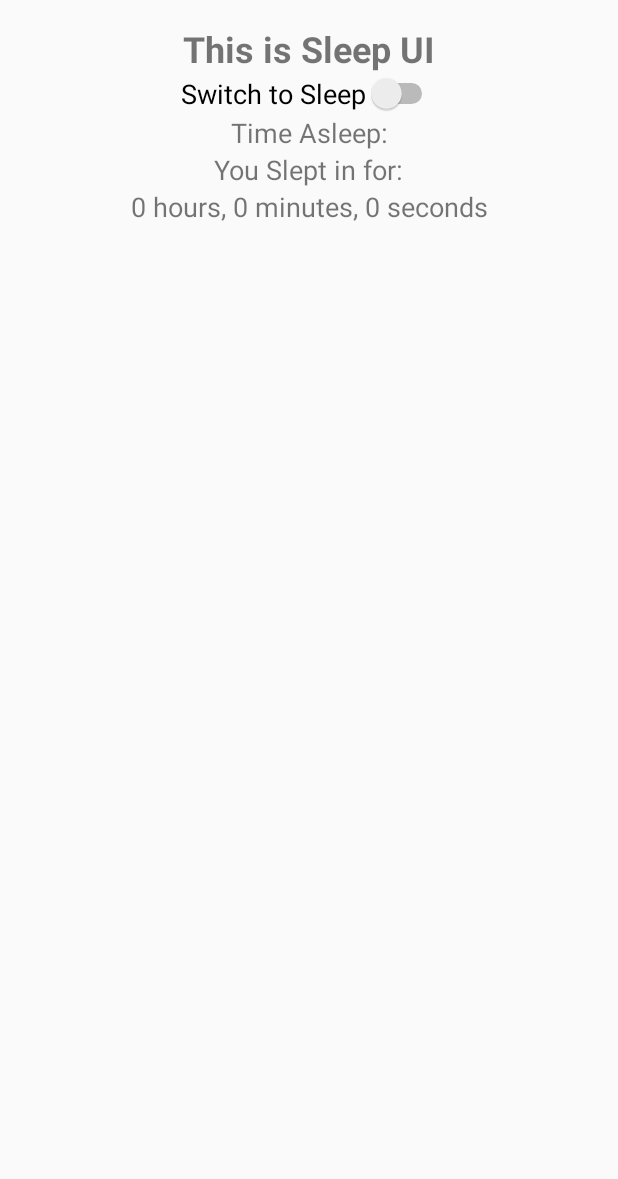
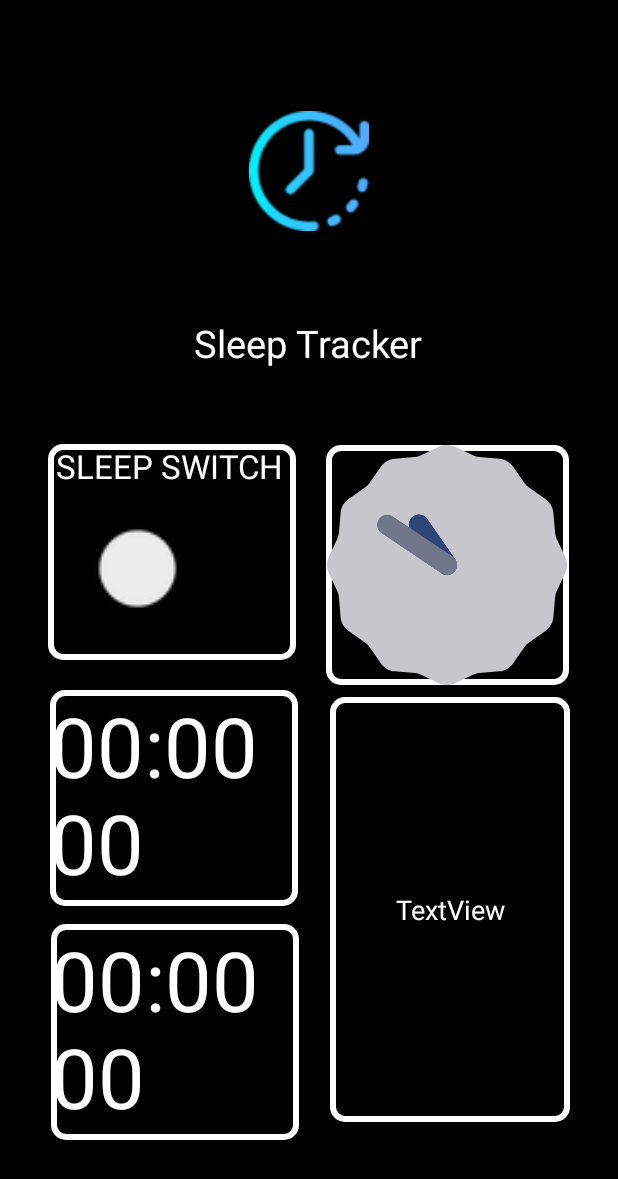
Before and after one commit to marcusha4299/SnapHealth, an Android app built with Jetpack Compose: the Sleep screen opened directly, with no data from a screen before it, on a phone screen of 412 x 824 dp. Shown: the top 1179 px of the screen. Run offline under Robolectric (Android 15) with nearby library versions, the phone set to English and light mode, and no system bars.

Commit message:
update sleep UI

```diff
--- a/app/src/main/java/com/example/snaphealth/Sleep.kt
+++ b/app/src/main/java/com/example/snaphealth/Sleep.kt
@@ -77,7 +77,7 @@ class Sleep : ComponentActivity() {
             temp > 24 -> "It's too hot for sleep. Consider cooling down the room."
             else -> "The temperature is perfect for sleep."
         }
-        val message = "City: $city\nTemperature: $tempFormatted°C\n$sleepAdvice"
+        val message = "City: $city\n\nTemp: $tempFormatted°C\n\n$sleepAdvice"
         findViewById<TextView>(R.id.weatherAdviceTextView).text = message
     }
 
@@ -89,7 +89,8 @@ class Sleep : ComponentActivity() {
                 val s = displayTime / 1000
                 val m = s / 60
                 val h = m / 60
-                val result = "Time Asleep: $h hours, ${m % 60} minutes, ${s % 60} seconds"
+//                val result = "$h: ${m % 60}: ${s % 60}"
+                val result = String.format("%02d:%02d:%02d", h, m, s)
                 textViewResult.text = result
 
                 if (displayTime >= 10000 && !sleptInStarted) {
@@ -102,7 +103,8 @@ class Sleep : ComponentActivity() {
                     val sleptInS = sleptInTime / 1000
                     val sleptInM = sleptInS / 60
                     val sleptInH = sleptInM / 60
-                    val sleptInResult = "$sleptInH hours, ${sleptInM % 60} minutes, ${sleptInS % 60} seconds"
+//                    val sleptInResult = "$sleptInH: ${sleptInM % 60} : ${sleptInS % 60}"
+                    val sleptInResult = String.format("%02d:%02d:%02d", sleptInH, sleptInM, sleptInS)
                     textViewSleptIn.text = sleptInResult
                 }
 
--- a/app/src/main/res/drawable/button_background.xml
+++ b/app/src/main/res/drawable/button_background.xml
@@ -1,6 +1,6 @@
 <?xml version="1.0" encoding="utf-8"?>
 <shape xmlns:android="http://schemas.android.com/apk/res/android">
-    <solid android:color="#000000" />
+    <solid android:color="#ff000000" />
     <stroke
         android:width="4dp"
         android:color="#FFFFFF">
--- a/app/src/main/res/layout/fragment_sleep.xml
+++ b/app/src/main/res/layout/fragment_sleep.xml
@@ -4,73 +4,190 @@
     xmlns:tools="http://schemas.android.com/tools"
     android:layout_width="match_parent"
     android:layout_height="match_parent"
+    android:background="#ff000000"
     android:padding="16dp"
     tools:context=".Sleep">
 
+
+    <!--    <TextView-->
+    <!--        android:id="@+id/textView"-->
+    <!--        android:layout_width="wrap_content"-->
+    <!--        android:layout_height="wrap_content"-->
+    <!--        android:text="This is Sleep UI"-->
+    <!--        android:textSize="24sp"-->
+    <!--        android:textStyle="bold"-->
+    <!--        app:layout_constraintBottom_toTopOf="@+id/switch1"-->
+    <!--        app:layout_constraintEnd_toEndOf="parent"-->
+    <!--        app:layout_constraintStart_toStartOf="parent"-->
+    <!--        app:layout_constraintTop_toTopOf="parent"-->
+    <!--        app:layout_constraintVertical_bias="0.3" />-->
+
+    <!--    <Switch-->
+    <!--        android:id="@+id/switch1"-->
+    <!--        android:layout_width="wrap_content"-->
+    <!--        android:layout_height="wrap_content"-->
+    <!--        android:text="Switch to Sleep"-->
+    <!--        android:textSize="18sp"-->
+    <!--        app:layout_constraintBottom_toTopOf="@+id/textView11"-->
+    <!--        app:layout_constraintEnd_toEndOf="parent"-->
+    <!--        app:layout_constraintStart_toStartOf="parent"-->
+    <!--        app:layout_constraintTop_toBottomOf="@+id/textView"-->
+    <!--        app:layout_constraintVertical_bias="0.4" />-->
+
+    <!--    <TextView-->
+    <!--        android:id="@+id/textView11"-->
+    <!--        android:layout_width="wrap_content"-->
+    <!--        android:layout_height="wrap_content"-->
+    <!--        android:text="Time Asleep:"-->
+    <!--        android:textSize="18sp"-->
+    <!--        app:layout_constraintEnd_toEndOf="parent"-->
+    <!--        app:layout_constraintStart_toStartOf="parent"-->
+    <!--        app:layout_constraintTop_toBottomOf="@+id/switch1" />-->
+
+    <!--    <TextView-->
+    <!--        android:id="@+id/textView10"-->
+    <!--        android:layout_width="wrap_content"-->
+    <!--        android:layout_height="wrap_content"-->
+    <!--        android:text="You Slept in for:"-->
+    <!--        android:textSize="18sp"-->
+    <!--        app:layout_constraintEnd_toEndOf="parent"-->
+    <!--        app:layout_constraintStart_toStartOf="parent"-->
+    <!--        app:layout_constraintTop_toBottomOf="@+id/textView11" />-->
+
+    <!--    <TextView-->
+    <!--        android:id="@+id/textViewSleptIn"-->
+    <!--        android:layout_width="wrap_content"-->
+    <!--        android:layout_height="wrap_content"-->
+    <!--        android:text="0 hours, 0 minutes, 0 seconds"-->
+    <!--        android:textSize="18sp"-->
+    <!--        app:layout_constraintEnd_toEndOf="parent"-->
+    <!--        app:layout_constraintStart_toStartOf="parent"-->
+    <!--        app:layout_constraintTop_toBottomOf="@+id/textView10" />-->
+
+    <!--    <TextView-->
+    <!--        android:id="@+id/weatherAdviceTextView"-->
+    <!--        android:layout_width="wrap_content"-->
+    <!--        android:layout_height="wrap_content"-->
+    <!--        android:text=""-->
+    <!--        android:textSize="16sp"-->
+    <!--        app:layout_constraintEnd_toEndOf="parent"-->
+    <!--        app:layout_constraintStart_toStartOf="parent"-->
+    <!--        app:layout_constraintTop_toBottomOf="@+id/textViewSleptIn"-->
+    <!--        app:layout_constraintVertical_bias="0.2" />-->
+
     <TextView
-        android:id="@+id/textView"
-        android:layout_width="wrap_content"
-        android:layout_height="wrap_content"
-        android:text="This is Sleep UI"
-        android:textSize="24sp"
-        android:textStyle="bold"
-        app:layout_constraintBottom_toTopOf="@+id/switch1"
+        android:id="@+id/textView11"
+        android:layout_width="165dp"
+        android:layout_height="144dp"
+        android:layout_marginBottom="12dp"
+        android:background="@drawable/button_background"
+        android:text="00:00 00"
+        android:textColor="@color/white"
+        android:textSize="55dp"
+        app:layout_constraintBottom_toTopOf="@+id/textView10"
+        app:layout_constraintEnd_toStartOf="@+id/analogClock"
+        app:layout_constraintHorizontal_bias="0.48"
+        app:layout_constraintStart_toStartOf="parent"
+        app:layout_constraintVertical_bias="0.052" />
+
+    <TextView
+        android:id="@+id/textView12"
+        android:layout_width="165dp"
+        android:layout_height="144dp"
+        android:layout_marginBottom="12dp"
+        android:background="@drawable/button_background"
+        android:text=" SLEEP SWITCH"
+        android:textColor="@color/white"
+        android:textSize="22dp"
+        app:layout_constraintBottom_toTopOf="@+id/textView11"
         app:layout_constraintEnd_toEndOf="parent"
+        app:layout_constraintHorizontal_bias="0.074"
         app:layout_constraintStart_toStartOf="parent"
         app:layout_constraintTop_toTopOf="parent"
-        app:layout_constraintVertical_bias="0.3" />
+        app:layout_constraintVertical_bias="0.972" />
+
+    <TextView
+        android:id="@+id/weatherAdviceTextView"
+        android:layout_width="160dp"
+        android:layout_height="283dp"
+        android:layout_marginEnd="16dp"
+        android:background="@drawable/button_background"
+        android:gravity="center"
+        android:text="TextView"
+        android:textColor="@color/white"
+        android:textSize="18dp"
+        app:layout_constraintBottom_toBottomOf="parent"
+        app:layout_constraintEnd_toEndOf="parent"
+        app:layout_constraintHorizontal_bias="1.0"
+        app:layout_constraintStart_toEndOf="@+id/textView11"
+        app:layout_constraintTop_toBottomOf="@+id/analogClock"
+        app:layout_constraintVertical_bias="0.118" />
+
+    <TextView
+        android:id="@+id/textView10"
+        android:layout_width="165dp"
+        android:layout_height="144dp"
+        android:layout_marginBottom="48dp"
+        android:background="@drawable/button_background"
+        android:text="00:00 00"
+        android:textColor="@color/white"
+        android:textSize="55dp"
+        app:layout_constraintBottom_toBottomOf="parent"
+        app:layout_constraintEnd_toStartOf="@+id/weatherAdviceTextView"
+        app:layout_constraintHorizontal_bias="0.473"
+        app:layout_constraintStart_toStartOf="parent" />
 
     <Switch
         android:id="@+id/switch1"
+        android:layout_width="82dp"
+        android:layout_height="90dp"
+        android:gravity="center"
+        android:scaleX="2.5"
+        android:scaleY="2.5"
+        app:layout_constraintBottom_toBottomOf="@+id/textView12"
+        app:layout_constraintEnd_toEndOf="@+id/textView12"
+        app:layout_constraintHorizontal_bias="0.025"
+        app:layout_constraintStart_toStartOf="@+id/textView12"
+        app:layout_constraintTop_toTopOf="@+id/textView12"
+        app:layout_constraintVertical_bias="0.709"
+        app:thumbTint="@color/your_thumb_color"
+        app:trackTint="@color/your_track_color" />
+
+    <AnalogClock
+        android:id="@+id/analogClock"
+        android:layout_width="162dp"
+        android:layout_height="160dp"
+        android:background="@drawable/button_background"
+        app:layout_constraintBottom_toTopOf="@+id/textView11"
+        app:layout_constraintEnd_toEndOf="parent"
+        app:layout_constraintHorizontal_bias="0.919"
+        app:layout_constraintStart_toStartOf="@+id/textView12"
+        app:layout_constraintTop_toTopOf="parent"
+        app:layout_constraintVertical_bias="0.988" />
+
+    <ImageView
+        android:id="@+id/imageView"
+        android:layout_width="80dp"
+        android:layout_height="92dp"
+        android:src="@drawable/sleep_icon"
+        app:layout_constraintBottom_toTopOf="@+id/textView15"
+        app:layout_constraintEnd_toEndOf="parent"
+        app:layout_constraintStart_toStartOf="parent"
+        app:layout_constraintTop_toTopOf="parent" />
+
+    <TextView
+        android:id="@+id/textView15"
         android:layout_width="wrap_content"
         android:layout_height="wrap_content"
-        android:text="Switch to Sleep"
-        android:textSize="18sp"
-        app:layout_constraintBottom_toTopOf="@+id/textView11"
+        android:layout_marginEnd="112dp"
+        android:text="Sleep Tracker"
+        android:textColor="@color/white"
+        android:textSize="25dp"
+        app:layout_constraintBottom_toTopOf="@+id/analogClock"
         app:layout_constraintEnd_toEndOf="parent"
+        app:layout_constraintHorizontal_bias="0.982"
         app:layout_constraintStart_toStartOf="parent"
-        app:layout_constraintTop_toBottomOf="@+id/textView"
-        app:layout_constraintVertical_bias="0.4" />
-
-    <TextView
-        android:id="@+id/textView11"
-        android:layout_width="wrap_content"
-        android:layout_height="wrap_content"
-        android:text="Time Asleep:"
-        android:textSize="18sp"
-        app:layout_constraintEnd_toEndOf="parent"
-        app:layout_constraintStart_toStartOf="parent"
-        app:layout_constraintTop_toBottomOf="@+id/switch1" />
-
-    <TextView
-        android:id="@+id/textView10"
-        android:layout_width="wrap_content"
-        android:layout_height="wrap_content"
-        android:text="You Slept in for:"
-        android:textSize="18sp"
-        app:layout_constraintEnd_toEndOf="parent"
-        app:layout_constraintStart_toStartOf="parent"
-        app:layout_constraintTop_toBottomOf="@+id/textView11" />
-
-    <TextView
-        android:id="@+id/textViewSleptIn"
-        android:layout_width="wrap_content"
-        android:layout_height="wrap_content"
-        android:text="0 hours, 0 minutes, 0 seconds"
-        android:textSize="18sp"
-        app:layout_constraintEnd_toEndOf="parent"
-        app:layout_constraintStart_toStartOf="parent"
-        app:layout_constraintTop_toBottomOf="@+id/textView10" />
-
-    <TextView
-        android:id="@+id/weatherAdviceTextView"
-        android:layout_width="wrap_content"
-        android:layout_height="wrap_content"
-        android:text=""
-        android:textSize="16sp"
-        app:layout_constraintEnd_toEndOf="parent"
-        app:layout_constraintStart_toStartOf="parent"
-        app:layout_constraintTop_toBottomOf="@+id/textViewSleptIn"
-        app:layout_constraintVertical_bias="0.2" />
+        app:layout_constraintTop_toTopOf="parent"
+        app:layout_constraintVertical_bias="0.795" />
 
 </androidx.constraintlayout.widget.ConstraintLayout>
--- a/app/src/main/res/values/colors.xml
+++ b/app/src/main/res/values/colors.xml
@@ -7,4 +7,6 @@
     <color name="teal_700">#FF018786</color>
     <color name="black">#FF000000</color>
     <color name="white">#FFFFFFFF</color>
+    <color name="your_thumb_color">#FF0000</color>
+    <color name="your_track_color">#00FF00</color>
 </resources>
```
